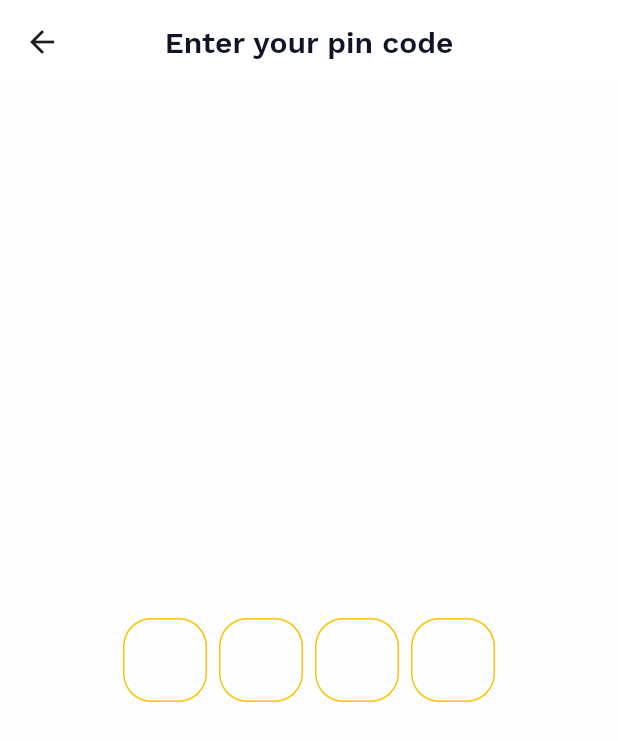
After one commit to ibragimov05/summarize-it, a Flutter app: the PinCodeScreen screen opened directly, on a phone screen of 412 x 824 dp. The commit adds this screen. Shown: the top 741 px of the screen. Run offline on Flutter 3.47's test engine with Material 3 defaults, Android fonts, the phone set to English and light mode, and no system bars; drawn by our look-alikes of pinput, toastification; our stand-ins replace bloc, cloud_firestore, connectivity_plus, dio, easy_localization, file_picker and 17 more; missing offline and left inert: carousel_slider_plus, fading_edge_scrollview, flutter_pdfview, pdf_image_renderer; accounts and stored records are empty.

Commit message:
pin code is being added

```diff
--- a/lib/app_settings.dart
+++ b/lib/app_settings.dart
@@ -1,7 +1,6 @@
 import 'package:get_it/get_it.dart';
 import 'package:firebase_core/firebase_core.dart';
 import 'package:shared_preferences/shared_preferences.dart';
-import 'package:summarize_it/core/utils/utils.dart';
 import 'package:summarize_it/data/repositories/group_chat_repository.dart';
 import 'package:summarize_it/data/services/firebase/group_chat_firebase_service.dart';
 import 'package:summarize_it/data/services/shared_prefs/animation_prefs_service.dart';
@@ -9,6 +8,7 @@ import 'package:summarize_it/data/services/shared_prefs/theme_mode_prefs_service
 import 'package:summarize_it/firebase_options.dart';
 import 'package:summarize_it/logic/blocs/group_chat/group_chat_bloc.dart';
 
+import 'core/utils/app_settings.dart';
 import 'logic/blocs/all_blocs.dart';
 import 'logic/cubits/all_cubit.dart';
 import 'data/services/all_services.dart';
@@ -26,8 +26,8 @@ class Settings {
 
     getIt.registerSingleton(preferences);
 
-    AppConstants.themeValue = ThemeModePrefsService.get ?? false;
-    AppConstants.animationValue = AnimationPrefsService.get ?? true;
+    AppSettings.themeValue = ThemeModePrefsService.get ?? false;
+    AppSettings.animationValue = AnimationPrefsService.get ?? true;
 
     // Bloc.observer = const AppBlocObserver();
   }
--- a/lib/core/utils/app_constants.dart
+++ b/lib/core/utils/app_constants.dart
@@ -32,7 +32,4 @@ class AppConstants {
     'onboardingText2',
   ];
 
-  static bool themeValue = false;
-  static bool animationValue = false;
-  static bool sawOnboarding = false;
 }
--- /dev/null
+++ b/lib/core/utils/app_settings.dart
@@ -0,0 +1,7 @@
+class AppSettings {
+  static bool themeValue = false;
+  static bool animationValue = false;
+  static bool sawOnboarding = false;
+  static int userPassword = -1;
+  static bool isBiometricsAvailable = false;
+}
--- a/lib/logic/cubits/animations_cubit/animation_cubit.dart
+++ b/lib/logic/cubits/animations_cubit/animation_cubit.dart
@@ -1,9 +1,10 @@
 import 'package:flutter_bloc/flutter_bloc.dart';
-import 'package:summarize_it/core/utils/app_constants.dart';
 import 'package:summarize_it/data/services/shared_prefs/animation_prefs_service.dart';
 
+import '../../../core/utils/app_settings.dart';
+
 class AnimationCubit extends Cubit<bool> {
-  AnimationCubit() : super(AppConstants.animationValue);
+  AnimationCubit() : super(AppSettings.animationValue);
 
   void toggleAnimationSettings() async {
     AnimationPrefsService.set(!state);
--- a/lib/logic/cubits/dark_theme/dark_theme_cubit.dart
+++ b/lib/logic/cubits/dark_theme/dark_theme_cubit.dart
@@ -1,9 +1,10 @@
 import 'package:bloc/bloc.dart';
-import 'package:summarize_it/core/utils/app_constants.dart';
 import 'package:summarize_it/data/services/shared_prefs/theme_mode_prefs_service.dart';
 
+import '../../../core/utils/app_settings.dart';
+
 class DarkThemeCubit extends Cubit<bool> {
-  DarkThemeCubit() : super(AppConstants.themeValue);
+  DarkThemeCubit() : super(AppSettings.themeValue);
 
   void toggleTheme() async {
     ThemeModePrefsService.set(!state);
--- a/lib/ui/screens/onboarding/onboarding_screen/onboarding_screen.dart
+++ b/lib/ui/screens/onboarding/onboarding_screen/onboarding_screen.dart
@@ -4,6 +4,7 @@ import 'package:shared_preferences/shared_preferences.dart';
 import 'package:summarize_it/app_settings.dart';
 import 'package:summarize_it/ui/screens/onboarding/onboarding_screen/widgets/ellipse_widget.dart';
 
+import '../../../../core/utils/app_settings.dart';
 import '../../../../core/utils/utils.dart'
     show AppColors, AppConstants, AppTextStyles, DeviceScreen;
 
@@ -101,7 +102,7 @@ class _OnboardingScreenState extends State<OnboardingScreen> {
                       curve: Curves.linear,
                     );
                   } else if (_currentIndex == 2) {
-                    AppConstants.sawOnboarding = true;
+                    AppSettings.sawOnboarding = true;
                     getIt
                         .get<SharedPreferences>()
                         .setBool('saw-onboarding', true);
--- /dev/null
+++ b/lib/ui/screens/pin_code/pin_code_screen.dart
@@ -0,0 +1,88 @@
+import 'package:flutter/cupertino.dart';
+import 'package:flutter/material.dart';
+import 'package:local_auth/local_auth.dart';
+import 'package:pinput/pinput.dart';
+import 'package:summarize_it/core/utils/app_settings.dart';
+import 'package:summarize_it/core/utils/utils.dart';
+
+class PinCodeScreen extends StatefulWidget {
+  const PinCodeScreen({super.key});
+
+  static Route<void> route() =>
+      CupertinoPageRoute(builder: (context) => const PinCodeScreen());
+
+  @override
+  State<PinCodeScreen> createState() => _PinCodeScreenState();
+}
+
+class _PinCodeScreenState extends State<PinCodeScreen> {
+  final LocalAuthentication _auth = LocalAuthentication();
+  final TextEditingController _pinCodeController = TextEditingController();
+
+  @override
+  void initState() {
+    super.initState();
+    _authenticate();
+  }
+
+  Future<void> _authenticate() async {
+    bool canCheckBiometrics = await _auth.canCheckBiometrics;
+    bool didAuthenticate = false;
+
+    if (canCheckBiometrics) {
+      try {
+        didAuthenticate = await _auth.authenticate(
+          localizedReason: 'Please authenticate to access the app',
+          options: const AuthenticationOptions(
+            biometricOnly: true,
+            stickyAuth: true,
+            useErrorDialogs: true,
+          ),
+        );
+      } catch (e) {
+      }
+    }
+
+    if (!didAuthenticate) {
+
+    } else {
+      if (!mounted) return;
+      Navigator.pushNamed(context, AppRouter.main);
+    }
+  }
+
+  @override
+  Widget build(BuildContext context) {
+    final defaultPinTheme = PinTheme(
+      width: 56,
+      height: 56,
+      textStyle: const TextStyle(
+        fontSize: 22,
+        color: Color.fromRGBO(30, 60, 87, 1),
+      ),
+      decoration: BoxDecoration(
+        borderRadius: BorderRadius.circular(19),
+        border: Border.all(color: Colors.amber),
+      ),
+    );
+
+    return Scaffold(
+      appBar: AppBar(
+        title: const Text('Enter your pin code'),
+      ),
+      body: Center(
+        child: Pinput(
+          controller: _pinCodeController,
+          defaultPinTheme: defaultPinTheme,
+          onChanged: (value) {
+            if (value.trim().isNotEmpty &&
+                int.tryParse(value) != null &&
+                int.parse(value) == AppSettings.userPassword) {
+              Navigator.pushReplacementNamed(context, AppRouter.main);
+            }
+          },
+        ),
+      ),
+    );
+  }
+}
--- a/pubspec.yaml
+++ b/pubspec.yaml
@@ -61,7 +61,8 @@ dependencies:
   zoom_tap_animation: ^1.1.0
   share_plus: ^10.0.0
   connectivity_plus: ^6.0.5
-
+  pinput: ^5.0.0
+  local_auth: ^2.3.0
 
 dev_dependencies:
   flutter_test:
```
Also changed, not shown: lib/data/services/local/local_auth_service.dart (added, +14 -0 lines), lib/data/services/shared_prefs/pin_code_prefs_service.dart (added, +20 -0 lines), lib/ui/screens/auth/login_screen/login_screen.dart (+2 -7 lines), lib/ui/screens/onboarding/splash_screen/splash_screen.dart (+15 -3 lines), pubspec.lock, 2 other files.
